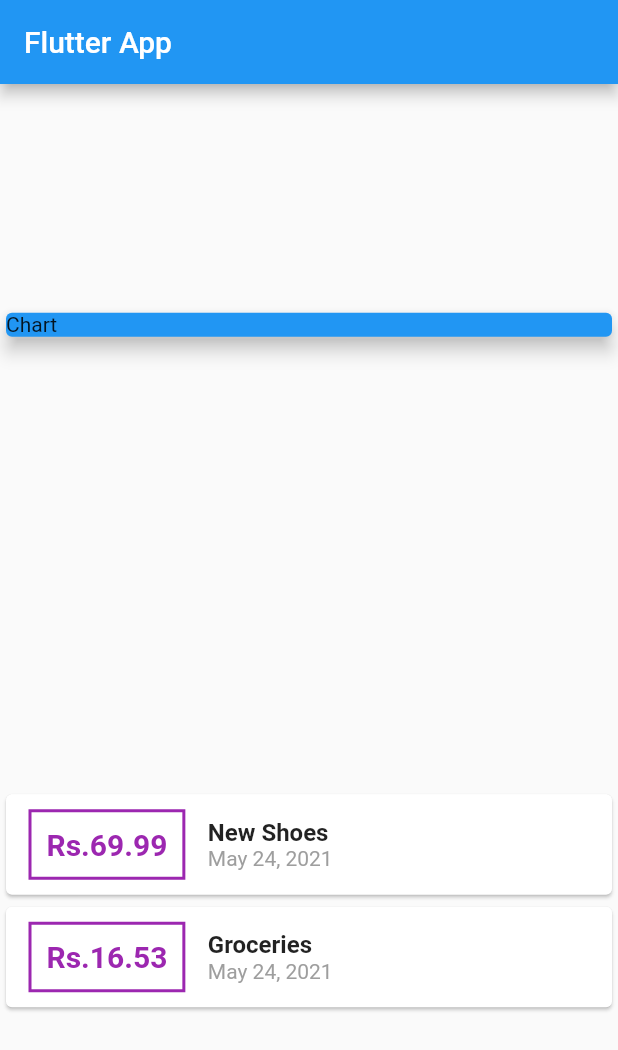
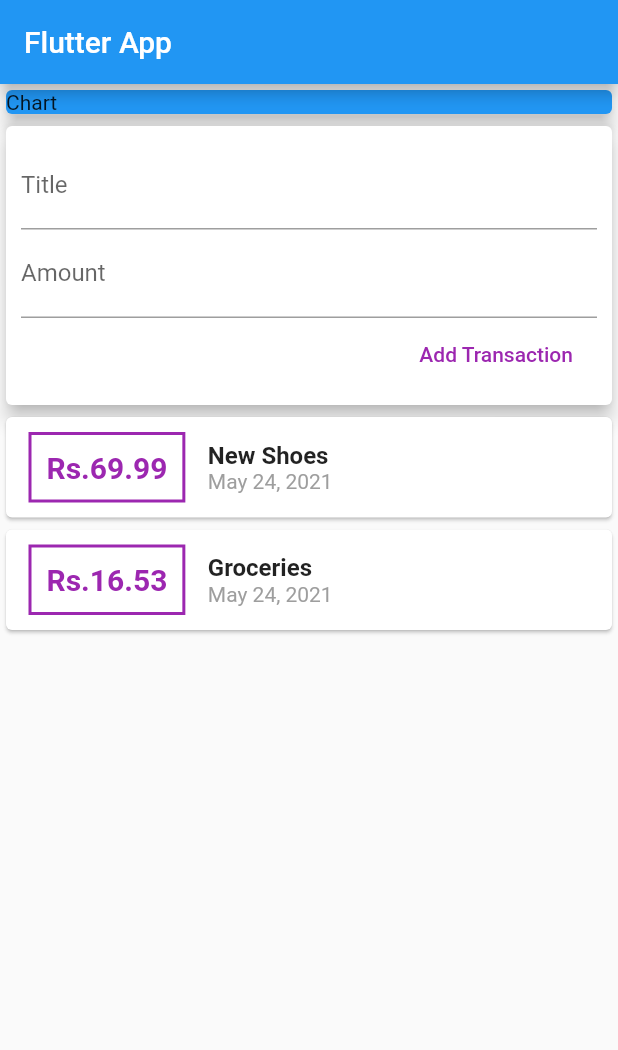
Before and after one commit to suyashagno3/Personal_Expense_Manager, a Flutter app: the screen it shows after launch, on a phone screen of 412 x 824 dp. Shown: the top 1050 px of the screen. Run offline on Flutter 3.47's test engine with Material 2 defaults, Android fonts, the phone set to English and light mode, and no system bars.

Commit message:
Splitted into Widgets and Add Transactions Functionality

```diff
--- a/lib/main.dart
+++ b/lib/main.dart
@@ -1,7 +1,5 @@
 import 'package:flutter/material.dart';
-import 'package:intl/intl.dart';
-
-import './transaction.dart';
+import './widgets/user_transactions.dart';
 
 void main() => runApp(MyApp());
 
@@ -16,20 +14,11 @@ class MyApp extends StatelessWidget {
 }
 
 class MyHomePage extends StatelessWidget {
-  final List<Transaction> transactions = [
-    Transaction(
-      id: 't1',
-      title: 'New Shoes',
-      amount: 69.99,
-      date: DateTime.now(),
-    ),
-    Transaction(
-      id: 't1',
-      title: 'Groceries',
-      amount: 16.53,
-      date: DateTime.now(),
-    ),
-  ];
+  // String titleInput;
+  // String amountInput;
+
+  final titleController = TextEditingController();
+  final amountController = TextEditingController();
 
   @override
   Widget build(BuildContext context) {
@@ -38,7 +27,7 @@ class MyHomePage extends StatelessWidget {
         title: Text('Flutter App'),
       ),
       body: Column(
-        mainAxisAlignment: MainAxisAlignment.spaceAround,
+        //mainAxisAlignment: MainAxisAlignment.start,
         crossAxisAlignment: CrossAxisAlignment.stretch,
         children: <Widget>[
           Container(
@@ -51,53 +40,7 @@ class MyHomePage extends StatelessWidget {
               elevation: 5,
             ),
           ),
-          Column(
-            children: transactions.map((tx) {
-              return Card(
-                child: Row(
-                  children: <Widget>[
-                    Container(
-                      margin: EdgeInsets.symmetric(
-                        vertical: 10,
-                        horizontal: 15,
-                      ),
-                      decoration: BoxDecoration(
-                        border: Border.all(
-                          color: Colors.purple,
-                          width: 2,
-                        ),
-                      ),
-                      padding: EdgeInsets.all(10),
-                      child: Text(
-                        'Rs.${tx.amount}',
-                        style: TextStyle(
-                          fontWeight: FontWeight.bold,
-                          fontSize: 20,
-                          color: Colors.purple,
-                        ),
-                      ),
-                    ),
-                    Column(
-                      crossAxisAlignment: CrossAxisAlignment.start,
-                      children: <Widget>[
-                        Text(
-                          tx.title,
-                          style: TextStyle(
-                            fontSize: 16,
-                            fontWeight: FontWeight.bold,
-                          ),
-                        ),
-                        Text(
-                          DateFormat.yMMMd().format(tx.date),
-                          style: TextStyle(color: Colors.grey),
-                        ),
-                      ],
-                    )
-                  ],
-                ),
-              );
-            }).toList(),
-          ),
+          UserTransactions()
         ],
       ),
     );
--- /dev/null
+++ b/lib/widgets/new_transaction.dart
@@ -0,0 +1,46 @@
+import 'package:flutter/material.dart';
+
+class NewTransaction extends StatelessWidget {
+  final titleController = TextEditingController();
+  final amountController = TextEditingController();
+  final Function addTx;
+
+  NewTransaction(this.addTx);
+
+  @override
+  Widget build(BuildContext context) {
+    return Card(
+      elevation: 5,
+      child: Container(
+        padding: EdgeInsets.all(10),
+        child: Column(
+          crossAxisAlignment: CrossAxisAlignment.end,
+          children: <Widget>[
+            TextField(
+              decoration: InputDecoration(labelText: 'Title'),
+              // onChanged: (val) {
+              //   titleInput = val;
+              // },
+              controller: titleController,
+            ),
+            TextField(
+              decoration: InputDecoration(labelText: 'Amount'),
+              // onChanged: (val) => amountInput = val,
+              controller: amountController,
+            ),
+            FlatButton(
+              child: Text('Add Transaction'),
+              textColor: Colors.purple,
+              onPressed: () {
+                addTx(
+                  titleController.text,
+                  double.parse(amountController.text),
+                );
+              },
+            ),
+          ],
+        ),
+      ),
+    );
+  }
+}
--- /dev/null
+++ b/lib/widgets/transaction_list.dart
@@ -0,0 +1,61 @@
+import 'package:flutter/material.dart';
+import 'package:intl/intl.dart';
+
+import '../models/transaction.dart';
+
+class TransactionList extends StatelessWidget {
+  final List<Transaction> transactions;
+
+  TransactionList(this.transactions);
+
+  @override
+  Widget build(BuildContext context) {
+    return Column(
+      children: transactions.map((tx) {
+        return Card(
+          child: Row(
+            children: <Widget>[
+              Container(
+                margin: EdgeInsets.symmetric(
+                  vertical: 10,
+                  horizontal: 15,
+                ),
+                decoration: BoxDecoration(
+                  border: Border.all(
+                    color: Colors.purple,
+                    width: 2,
+                  ),
+                ),
+                padding: EdgeInsets.all(10),
+                child: Text(
+                  'Rs.${tx.amount}',
+                  style: TextStyle(
+                    fontWeight: FontWeight.bold,
+                    fontSize: 20,
+                    color: Colors.purple,
+                  ),
+                ),
+              ),
+              Column(
+                crossAxisAlignment: CrossAxisAlignment.start,
+                children: <Widget>[
+                  Text(
+                    tx.title,
+                    style: TextStyle(
+                      fontSize: 16,
+                      fontWeight: FontWeight.bold,
+                    ),
+                  ),
+                  Text(
+                    DateFormat.yMMMd().format(tx.date),
+                    style: TextStyle(color: Colors.grey),
+                  ),
+                ],
+              )
+            ],
+          ),
+        );
+      }).toList(),
+    );
+  }
+}
--- /dev/null
+++ b/lib/widgets/user_transactions.dart
@@ -0,0 +1,50 @@
+import 'package:flutter/material.dart';
+
+import './transaction_list.dart';
+import './new_transaction.dart';
+import '../models/transaction.dart';
+
+class UserTransactions extends StatefulWidget {
+  @override
+  _UserTransactionsState createState() => _UserTransactionsState();
+}
+
+class _UserTransactionsState extends State<UserTransactions> {
+  final List<Transaction> _userTransactions = [
+    Transaction(
+      id: 't1',
+      title: 'New Shoes',
+      amount: 69.99,
+      date: DateTime.now(),
+    ),
+    Transaction(
+      id: 't1',
+      title: 'Groceries',
+      amount: 16.53,
+      date: DateTime.now(),
+    ),
+  ];
+
+  void _addNewTransaction(String txTitle, double txAmount) {
+    final newTx = Transaction(
+      title: txTitle,
+      amount: txAmount,
+      date: DateTime.now(),
+      id: DateTime.now().toString(),
+    );
+
+    setState(() {
+      _userTransactions.add(newTx);
+    });
+  }
+
+  @override
+  Widget build(BuildContext context) {
+    return Column(
+      children: <Widget>[
+        NewTransaction(_addNewTransaction),
+        TransactionList(_userTransactions),
+      ],
+    );
+  }
+}
```
Also changed, not shown: lib/models/transaction.dart (renamed from lib/transaction.dart).
